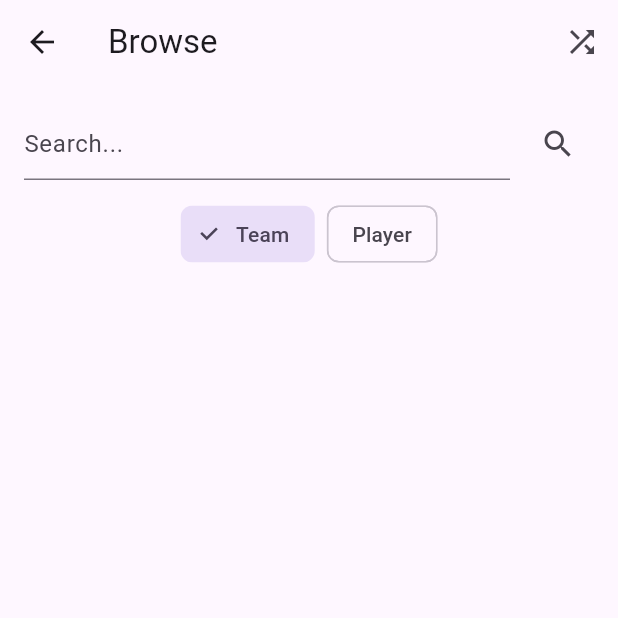
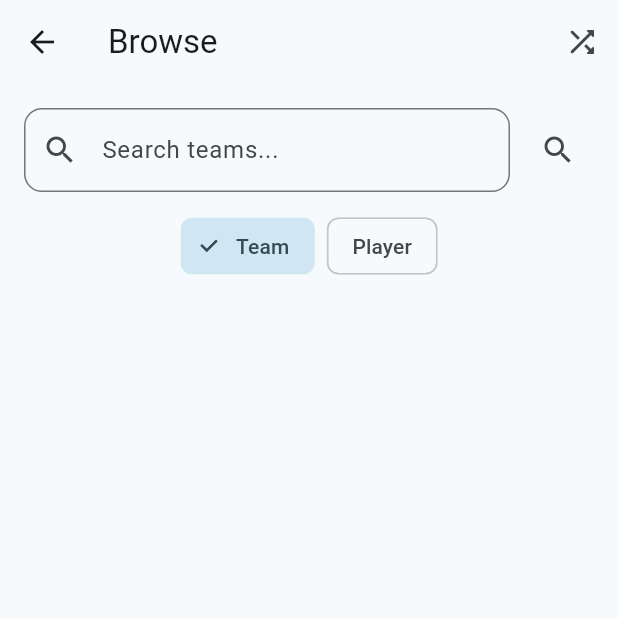
Before and after one commit to reized/footinfo-app, a Flutter app: the BrowsePage screen opened directly, on a phone screen of 412 x 824 dp, the top half of it. Run offline on Flutter 3.47's test engine with Material 3 defaults, Android fonts, the phone set to English and light mode, and no system bars; our stand-ins replace flutter_local_notifications, geocoding, geolocator, image_picker, permission_handler, sensors_plus and 3 more; accounts and stored records are empty.

Commit message:
update ui

```diff
--- a/lib/main.dart
+++ b/lib/main.dart
@@ -27,7 +27,7 @@ class MyApp extends StatelessWidget {
       debugShowCheckedModeBanner: false,
       title: 'Footinfo App',
       theme: ThemeData(
-        colorScheme: ColorScheme.fromSeed(seedColor: Colors.deepPurple),
+        colorScheme: ColorScheme.fromSeed(seedColor: Colors.blueGrey),
       ),
       home: FutureBuilder<bool>(
         future: checkLogin(),
--- a/lib/views/browse_page.dart
+++ b/lib/views/browse_page.dart
@@ -113,7 +113,7 @@ class _BrowsePageState extends State<BrowsePage> {
                 MaterialPageRoute(builder: (_) => const RandomPlayerPage()),
               );
             },
-            icon: Icon(Icons.shuffle),
+            icon: Icon(Icons.shuffle_rounded),
           ),
         ],
       ),
@@ -126,7 +126,27 @@ class _BrowsePageState extends State<BrowsePage> {
                 Expanded(
                   child: TextField(
                     controller: _controller,
-                    decoration: const InputDecoration(hintText: 'Search...'),
+                    decoration: InputDecoration(
+                      hintText: 'Search ${_searchType == 'team' ? 'teams' : 'players'}...',
+                      prefixIcon: const Icon(Icons.search),
+                      suffixIcon: _controller.text.isNotEmpty
+                        ? IconButton(
+                            icon: const Icon(Icons.clear),
+                            onPressed: () {
+                              _controller.clear();
+                              setState(() {
+                                _allTeams = [];
+                                _allPlayers = [];
+                              });
+                            },
+                          )
+                        : null,
+                      border: OutlineInputBorder(
+                        borderRadius: BorderRadius.circular(12),
+                      ),
+                      contentPadding: const EdgeInsets.symmetric(vertical: 16),
+                    ),
+                    onSubmitted: (_) => _search(),
                   ),
                 ),
                 const SizedBox(width: 8),
--- a/lib/views/profile_page.dart
+++ b/lib/views/profile_page.dart
@@ -166,6 +166,7 @@ class _ProfilePageState extends State<ProfilePage> {
                         title: const Text('Edit Profile'),
                         trailing: const Icon(Icons.arrow_forward_ios, size: 16),
                         onTap: _editProfile,
+
                       ),
                     ),
                   ),
```
Also changed, not shown: lib/views/home_page.dart (+8 -2 lines).
